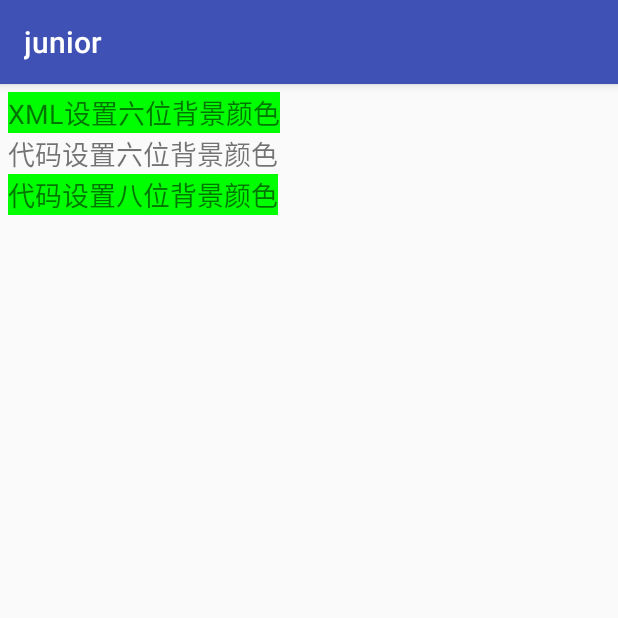
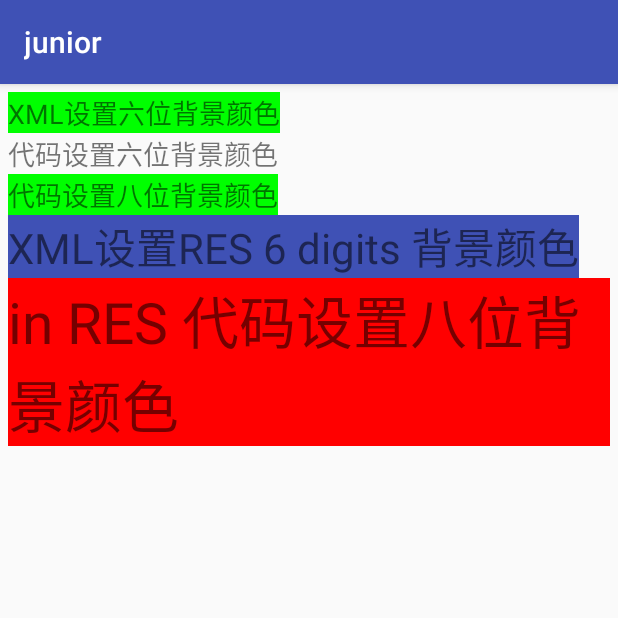
Before and after one commit to qch1976/helloworld7, an Android app: the ColorActivity screen opened directly, with no data from a screen before it, on a phone screen of 412 x 824 dp, the top half of it. Run offline under Robolectric (Android 15) with nearby library versions, the phone set to English and light mode, and no system bars.

Commit message:
add v7 change

```diff
--- a/junior/src/main/java/com/example/junior/ColorActivity.java
+++ b/junior/src/main/java/com/example/junior/ColorActivity.java
@@ -19,9 +19,16 @@ public class ColorActivity extends AppCompatActivity {
         TextView tv_code_six = findViewById(R.id.tv_code_six);
         // 给文本视图tv_code_six设置背景为透明的绿色，透明就是看不到
         tv_code_six.setBackgroundColor(0x00ff00);
+
         // 从布局文件中获取名叫tv_code_eight的文本视图
         TextView tv_code_eight = findViewById(R.id.tv_code_eight);
         // 给文本视图tv_code_eight设置背景为不透明的绿色，即正常的绿色
         tv_code_eight.setBackgroundColor(0xff00ff00);
+
+        // 从布局文件中获取名叫tv_code_eight的文本视图
+        TextView tv_res_code_eight = findViewById(R.id.tv_res_code_eight);
+        // 给文本视图tv_res_code_eight设置背景为不透明的绿色，即正常的绿色
+        tv_res_code_eight.setBackgroundColor(0xffff0000);
+
     }
 }
--- a/junior/src/main/java/com/example/junior/ScreenActivity.java
+++ b/junior/src/main/java/com/example/junior/ScreenActivity.java
@@ -37,6 +37,11 @@ public class ScreenActivity extends AppCompatActivity {
                 width, height, density);
         // 设置文本视图tv_screen的文本内容
         tv_screen.setText(info);
+        tv_screen.setTextColor(0xff7f00af);
+        tv_screen.setBackgroundColor( this.getResources().getColor(R.color.colorAccent));
+        //.colorPrimaryDark));
+        //0xff00007f);
+
     }
 
 }
--- a/junior/src/main/res/layout/activity_color.xml
+++ b/junior/src/main/res/layout/activity_color.xml
@@ -26,4 +26,20 @@
         android:text="代码设置八位背景颜色"
         android:textSize="18sp" />
 
+    <TextView
+        android:id="@+id/tv_res_eight_xml"
+        android:layout_width="wrap_content"
+        android:layout_height="wrap_content"
+        android:text="XML设置RES 6 digits 背景颜色"
+        android:textSize="28sp"
+        android:background="@color/colorPrimary" />
+
+    <TextView
+        android:id="@+id/tv_res_code_eight"
+        android:layout_width="wrap_content"
+        android:layout_height="wrap_content"
+        android:text="in RES 代码设置八位背景颜色"
+        android:textSize="38sp" />
+
+
 </LinearLayout>
```
